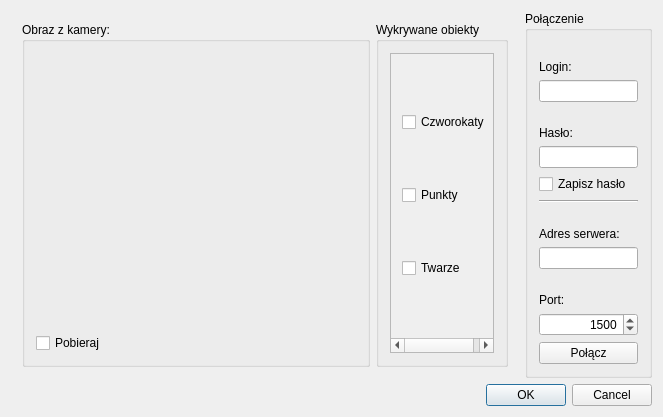
Above: app/CamDriver/configdialog.ui from mcharmas/Bazinga before the change. Below: the same form after it.
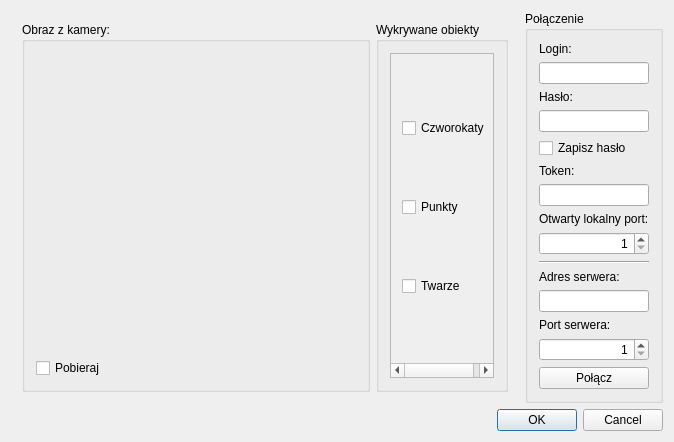
That is the form after the change. Icons and pictures are not drawn. Custom widgets are drawn as their Qt base class.

The edit to the form file:
```diff
--- a/app/CamDriver/configdialog.ui
+++ b/app/CamDriver/configdialog.ui
@@ -144,6 +144,42 @@
           </property>
          </widget>
         </item>
+        <item>
+         <widget class="QLabel" name="label_5">
+          <property name="text">
+           <string>Token:</string>
+          </property>
+          <property name="alignment">
+           <set>Qt::AlignBottom|Qt::AlignLeading|Qt::AlignLeft</set>
+          </property>
+         </widget>
+        </item>
+        <item>
+         <widget class="QLineEdit" name="tokenEdit"/>
+        </item>
+        <item>
+         <widget class="QLabel" name="label_6">
+          <property name="text">
+           <string>Otwarty lokalny port:</string>
+          </property>
+          <property name="alignment">
+           <set>Qt::AlignBottom|Qt::AlignLeading|Qt::AlignLeft</set>
+          </property>
+         </widget>
+        </item>
+        <item>
+         <widget class="QSpinBox" name="localPortBox">
+          <property name="alignment">
+           <set>Qt::AlignRight|Qt::AlignTrailing|Qt::AlignVCenter</set>
+          </property>
+          <property name="minimum">
+           <number>1</number>
+          </property>
+          <property name="maximum">
+           <number>65535</number>
+          </property>
+         </widget>
+        </item>
         <item>
          <widget class="Line" name="line">
           <property name="orientation">
@@ -167,7 +203,7 @@
         <item>
          <widget class="QLabel" name="label_4">
           <property name="text">
-           <string>Port:</string>
+           <string>Port serwera:</string>
           </property>
           <property name="alignment">
            <set>Qt::AlignBottom|Qt::AlignLeading|Qt::AlignLeft</set>
@@ -186,7 +222,7 @@
            <number>65535</number>
           </property>
           <property name="value">
-           <number>1500</number>
+           <number>1</number>
           </property>
          </widget>
         </item>
```
Left out of the diff: 12 changed lines with no effect on the pictures.
